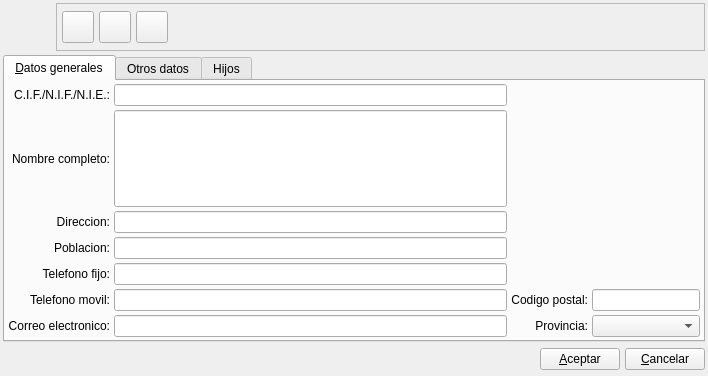
Old version of the form bulmages/bulmafact/plugins/pluginbf_tutor/tutorbase.ui in the repository eboladev/Bulmages-1.
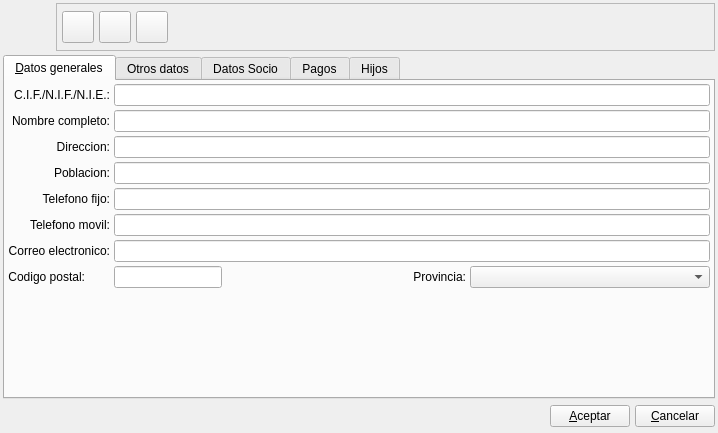
New version of the form. Icons and pictures are not drawn. Custom widgets are drawn as their Qt base class.

The edit to the form file:
```diff
--- a/bulmages/bulmafact/plugins/pluginbf_tutor/tutorbase.ui
+++ b/bulmages/bulmafact/plugins/pluginbf_tutor/tutorbase.ui
@@ -6,8 +6,8 @@
    <rect>
     <x>0</x>
     <y>0</y>
-    <width>708</width>
-    <height>376</height>
+    <width>718</width>
+    <height>433</height>
    </rect>
   </property>
   <property name="minimumSize" >
@@ -273,7 +273,7 @@
          </property>
         </widget>
        </item>
-       <item row="0" column="1" >
+       <item row="0" column="1" colspan="3" >
         <widget class="QLineEdit" name="mui_cifcliente" >
          <property name="maxLength" >
           <number>200</number>
@@ -293,6 +293,16 @@
          </property>
         </widget>
        </item>
+       <item row="1" column="1" colspan="3" >
+        <widget class="QLineEdit" name="mui_nombretutor" >
+         <property name="sizePolicy" >
+          <sizepolicy vsizetype="Preferred" hsizetype="Expanding" >
+           <horstretch>0</horstretch>
+           <verstretch>0</verstretch>
+          </sizepolicy>
+         </property>
+        </widget>
+       </item>
        <item row="2" column="0" >
         <widget class="QLabel" name="textLabel2_6" >
          <property name="text" >
@@ -306,7 +316,7 @@
          </property>
         </widget>
        </item>
-       <item row="2" column="1" >
+       <item row="2" column="1" colspan="3" >
         <widget class="QLineEdit" name="mui_dircliente" >
          <property name="maxLength" >
           <number>100</number>
@@ -326,7 +336,7 @@
          </property>
         </widget>
        </item>
-       <item row="3" column="1" >
+       <item row="3" column="1" colspan="3" >
         <widget class="QLineEdit" name="mui_poblcliente" >
          <property name="maxLength" >
           <number>40</number>
@@ -346,7 +356,7 @@
          </property>
         </widget>
        </item>
-       <item row="4" column="1" >
+       <item row="4" column="1" colspan="3" >
         <widget class="QLineEdit" name="mui_telcliente" >
          <property name="maxLength" >
           <number>20</number>
@@ -366,45 +376,13 @@
          </property>
         </widget>
        </item>
-       <item row="5" column="1" >
+       <item row="5" column="1" colspan="3" >
         <widget class="QLineEdit" name="mui_movilcliente" >
          <property name="maxLength" >
           <number>20</number>
          </property>
         </widget>
        </item>
-       <item row="5" column="2" >
-        <widget class="QLabel" name="textLabel2_7" >
-         <property name="sizePolicy" >
-          <sizepolicy vsizetype="Fixed" hsizetype="Fixed" >
-           <horstretch>0</horstretch>
-           <verstretch>0</verstretch>
-          </sizepolicy>
-         </property>
-         <property name="text" >
-          <string>Codigo postal:</string>
-         </property>
-         <property name="alignment" >
-          <set>Qt::AlignRight|Qt::AlignTrailing|Qt::AlignVCenter</set>
-         </property>
-         <property name="buddy" >
-          <cstring>mui_cpcliente</cstring>
-         </property>
-        </widget>
-       </item>
-       <item row="5" column="3" >
-        <widget class="QLineEdit" name="mui_cpcliente" >
-         <property name="sizePolicy" >
-          <sizepolicy vsizetype="Fixed" hsizetype="Fixed" >
-           <horstretch>0</horstretch>
-           <verstretch>0</verstretch>
-          </sizepolicy>
-         </property>
-         <property name="maxLength" >
-          <number>10</number>
-         </property>
-        </widget>
-       </item>
        <item row="6" column="0" >
         <widget class="QLabel" name="textLabel2_8_3" >
          <property name="text" >
@@ -418,14 +396,46 @@
          </property>
         </widget>
        </item>
-       <item row="6" column="1" >
+       <item row="6" column="1" colspan="3" >
         <widget class="QLineEdit" name="mui_mailcliente" >
          <property name="maxLength" >
           <number>100</number>
          </property>
         </widget>
        </item>
-       <item row="6" column="2" >
+       <item row="7" column="0" >
+        <widget class="QLabel" name="textLabel2_7" >
+         <property name="sizePolicy" >
+          <sizepolicy vsizetype="Fixed" hsizetype="Fixed" >
+           <horstretch>0</horstretch>
+           <verstretch>0</verstretch>
+          </sizepolicy>
+         </property>
+         <property name="text" >
+          <string>Codigo postal:</string>
+         </property>
+         <property name="alignment" >
+          <set>Qt::AlignRight|Qt::AlignTrailing|Qt::AlignVCenter</set>
+         </property>
+         <property name="buddy" >
+          <cstring>mui_cpcliente</cstring>
+         </property>
+        </widget>
+       </item>
+       <item row="7" column="1" >
+        <widget class="QLineEdit" name="mui_cpcliente" >
+         <property name="sizePolicy" >
+          <sizepolicy vsizetype="Fixed" hsizetype="Fixed" >
+           <horstretch>0</horstretch>
+           <verstretch>0</verstretch>
+          </sizepolicy>
+         </property>
+         <property name="maxLength" >
+          <number>10</number>
+         </property>
+        </widget>
+       </item>
+       <item row="7" column="2" >
         <widget class="QLabel" name="textLabel2_9_2" >
          <property name="text" >
           <string>Provincia:</string>
@@ -438,18 +448,21 @@
          </property>
         </widget>
        </item>
-       <item row="6" column="3" >
+       <item row="7" column="3" >
         <widget class="BlComboBox" name="mui_idprovincia" />
        </item>
-       <item row="1" column="1" >
-        <widget class="QLineEdit" name="mui_nombretutor" >
-         <property name="sizePolicy" >
-          <sizepolicy vsizetype="Preferred" hsizetype="Expanding" >
-           <horstretch>0</horstretch>
-           <verstretch>0</verstretch>
-          </sizepolicy>
+       <item row="8" column="3" >
+        <spacer name="verticalSpacer" >
+         <property name="orientation" >
+          <enum>Qt::Vertical</enum>
          </property>
-        </widget>
+         <property name="sizeHint" stdset="0" >
+          <size>
+           <width>20</width>
+           <height>75</height>
+          </size>
+         </property>
+        </spacer>
        </item>
       </layout>
      </widget>
@@ -513,11 +526,42 @@
        </item>
       </layout>
      </widget>
-     <widget class="QWidget" name="tab" >
+     <widget class="QWidget" name="tab_2" >
       <attribute name="title" >
-       <string>Hijos</string>
+       <string>Datos Socio</string>
       </attribute>
-      <layout class="QGridLayout" name="gridLayout_3" >
+      <widget class="QLineEdit" name="mui_numsocio" >
+       <property name="geometry" >
+        <rect>
+         <x>190</x>
+         <y>20</y>
+         <width>113</width>
+         <height>21</height>
+        </rect>
+       </property>
+      </widget>
+      <widget class="QLabel" name="label_2" >
+       <property name="geometry" >
+        <rect>
+         <x>100</x>
+         <y>20</y>
+         <width>51</width>
+         <height>16</height>
+        </rect>
+       </property>
+       <property name="text" >
+        <string>Nº Socio</string>
+       </property>
+       <property name="buddy" >
+        <cstring>mui_numsocio</cstring>
+       </property>
+      </widget>
+     </widget>
+     <widget class="QWidget" name="tab_3" >
+      <attribute name="title" >
+       <string>Pagos</string>
+      </attribute>
+      <layout class="QGridLayout" name="gridLayout_4" >
        <item row="0" column="0" >
         <widget class="QTableWidget" name="tableWidget" >
          <column>
@@ -544,6 +588,16 @@
        </item>
       </layout>
      </widget>
+     <widget class="QWidget" name="tab" >
+      <attribute name="title" >
+       <string>Hijos</string>
+      </attribute>
+      <layout class="QGridLayout" name="gridLayout_3" >
+       <item row="0" column="0" >
+        <widget class="ListAlumnosTutorView" name="mui_alumnosList" />
+       </item>
+      </layout>
+     </widget>
     </widget>
    </item>
   </layout>
@@ -560,6 +614,11 @@
    <extends>QComboBox</extends>
    <header>blcombobox.h</header>
   </customwidget>
+  <customwidget>
+   <class>ListAlumnosTutorView</class>
+   <extends>QTableWidget</extends>
+   <header>tutorview.h</header>
+  </customwidget>
  </customwidgets>
  <resources>
   <include location="../../../bulmages.qrc" />
```
Left out of the diff: 2 changed lines with no effect on the pictures.
